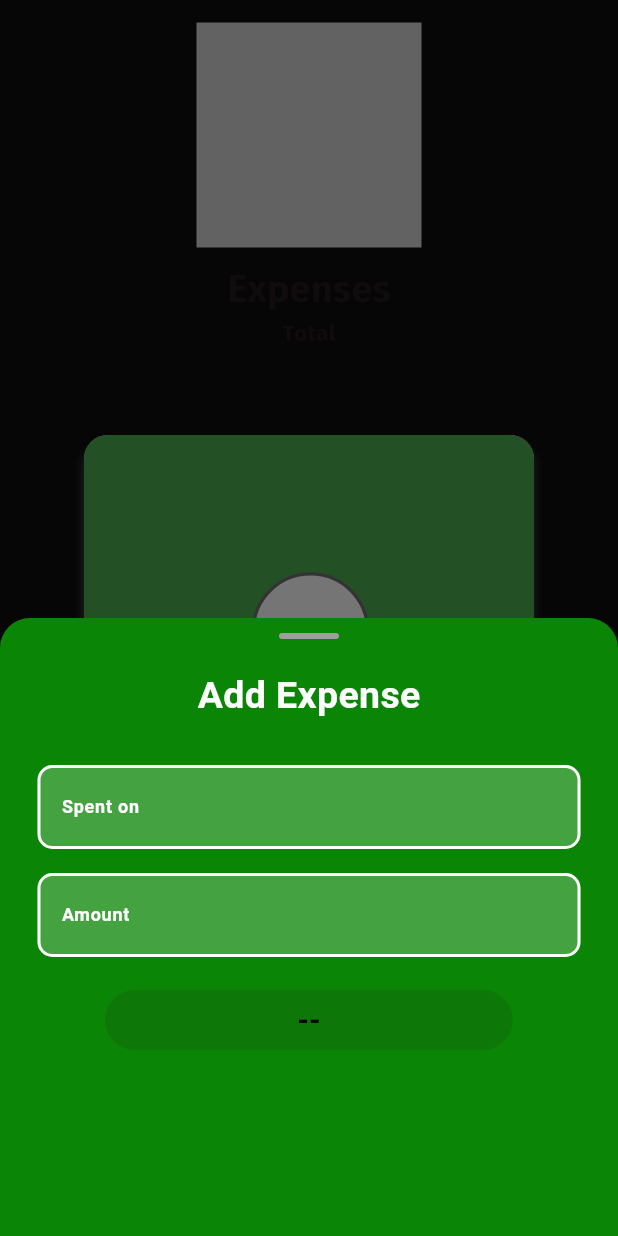
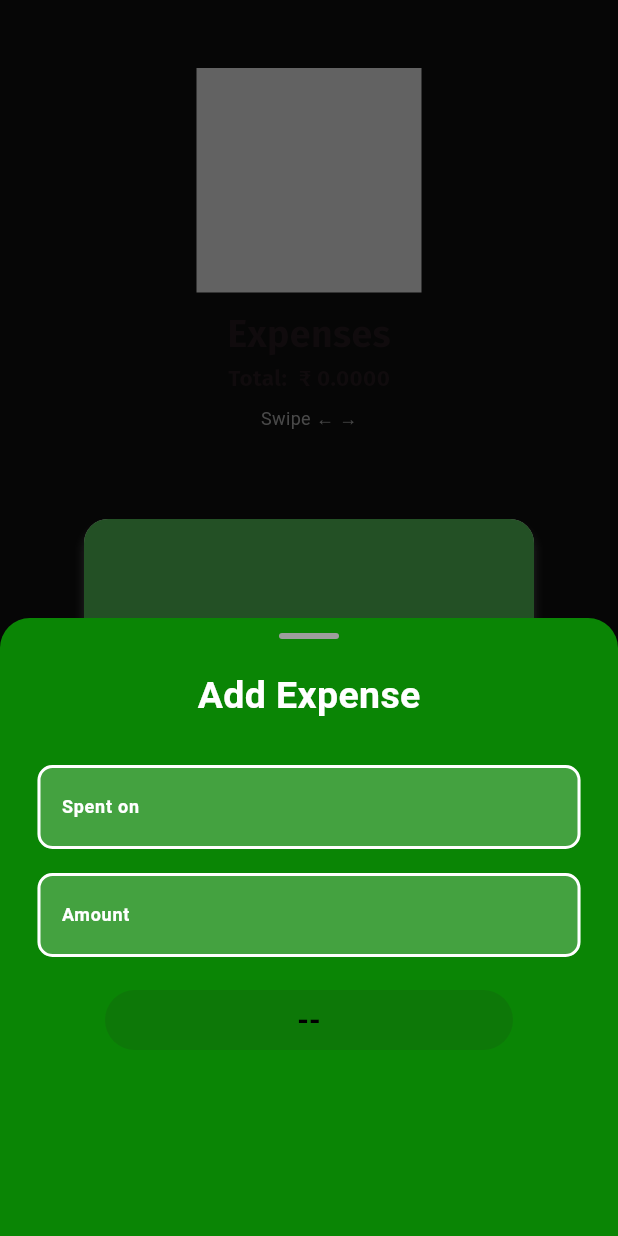
Before and after one commit to ItxPriyanshu/AllProjects, a Flutter app: the ExpensesScreen screen opened directly, after a tap on the "add" icon, on a phone screen of 412 x 824 dp. Run offline on Flutter 3.47's test engine with Material 3 defaults, Android fonts, the phone set to English and light mode, and no system bars; our stand-ins replace awesome_snackbar_content, carousel_slider, fl_chart, flutter_dotenv, flutter_riverpod, flutter_screenutil and 11 more; accounts and stored records are empty; project files that could hold a hidden picture were left out.

Commit message:
expenses graph done

```diff
--- a/dropnote/lib/data/expense_data.dart
+++ b/dropnote/lib/data/expense_data.dart
@@ -70,7 +70,7 @@ Map<String,double> calculateDailyExpenseSummary(){
   23052025:345.5
   like this
    */
-  for(var expense in overallExpenseList){
+  for(var expense in state){
     String date = convertDateTimeToString(expense.dateTime);
     double amount = double.parse(expense.amount);
 //check for same day if exist add the amount to existing amount
@@ -79,8 +79,8 @@ Map<String,double> calculateDailyExpenseSummary(){
       currentAmount+= amount;
       dailyExpenseSummary[date] = currentAmount;
     }else{
-      // dailyExpenseSummary.addAll({date: amount});
-      dailyExpenseSummary[date] = amount;
+      dailyExpenseSummary.addAll({date: amount});
+      // dailyExpenseSummary[date] = amount;
 
       //the above two line do the same thing add amount while creating a new date
       //for multiple creation or insertion use addAll(MAP inbuilt Function) method and if only 1
--- a/dropnote/lib/features/Expenses/expenses_screen.dart
+++ b/dropnote/lib/features/Expenses/expenses_screen.dart
@@ -1,9 +1,9 @@
 import 'package:dropnote/features/Expenses/components/customtextfield.dart';
+import 'package:dropnote/features/Expenses/components/expenses_bar.dart';
 import 'package:dropnote/models/expense_item.dart';
 import 'package:dropnote/providers/providers.dart';
 import 'package:flutter/material.dart';
 import 'package:flutter_riverpod/flutter_riverpod.dart';
-import 'package:flutter_screenutil/flutter_screenutil.dart';
 import 'package:google_fonts/google_fonts.dart';
 import 'package:intl/intl.dart';
 import 'package:lottie/lottie.dart';
@@ -51,6 +51,7 @@ class _ExpensesScreenState extends ConsumerState<ExpensesScreen>
   @override
   Widget build(BuildContext context) {
     final expenses = ref.watch(expenseProvider);
+    final todayTotal = ref.watch(todayTotalExpenseProvider);
 
     return SafeArea(
       child: Scaffold(
@@ -78,6 +79,13 @@ class _ExpensesScreenState extends ConsumerState<ExpensesScreen>
                 child: Column(
                   // crossAxisAlignment: CrossAxisAlignment.center,
                   children: [
+                    SizedBox(height: 30,),
+                    SizedBox(
+                      height: 220,
+                      child: PageView(
+                        physics: BouncingScrollPhysics(),
+                        children:[ Column(
+                          children: [
                             SizedBox(
                               height: 150,
                               width: 150,
@@ -97,33 +105,58 @@ class _ExpensesScreenState extends ConsumerState<ExpensesScreen>
                             ),
                             Center(
                               child: Text(
-                        'Total',
+                                'Total:  ₹ ${todayTotal.toStringAsFixed(4)}',
                                 style: GoogleFonts.firaSans(
                                   fontSize: 15,
                                   fontWeight: FontWeight.w700,
                                 ),
                               ),
                             ),
-                    SizedBox(height: 50,),
+
+                          ],
+                        ),
+                        //bargraph
+                        ExpensesBar(),
+                        ],
+                      ),
+                    ),
+                    SizedBox(height: 5,),
+                    Text('Swipe ← →',style: GoogleFonts.firaSansCondensed(fontSize: 12,color: Colors.grey),),
+                    SizedBox(height: 50),
+
                     //list of expenses
-
-                    (expenses.length>0)?
-                    ListView.builder(
+                    (expenses.length > 0)
+                        ? ListView.builder(
                             shrinkWrap: true,
                             physics: NeverScrollableScrollPhysics(),
                             itemCount: expenses.length,
                             itemBuilder: (context, index) {
                               final expense = expenses[index];
                               return ListTile(
-                          title: Text(expense.name,style: GoogleFonts.firaSans(fontWeight: FontWeight.bold),),
+                                title: Text(
+                                  expense.name,
+                                  style: GoogleFonts.firaSans(
+                                    fontWeight: FontWeight.bold,
+                                  ),
+                                ),
 
-                          subtitle: Text(DateFormat('dd mm yyyy,   HH:mm').format(expense.dateTime)),
-                          trailing: Text("₹${expense.amount}",style: GoogleFonts.firaSans(fontWeight: FontWeight.bold,fontSize: 17),),
+                                subtitle: Text(
+                                  DateFormat(
+                                    'dd mm yyyy,   HH:mm',
+                                  ).format(expense.dateTime),
+                                ),
+                                trailing: Text(
+                                  "₹${expense.amount}",
+                                  style: GoogleFonts.firaSans(
+                                    fontWeight: FontWeight.bold,
+                                    fontSize: 17,
+                                  ),
+                                ),
                               );
                             },
                           )
                         //if list is empty ->>> container
-                    :Padding(
+                        : Padding(
                             padding: const EdgeInsets.all(8.0),
                             child: Material(
                               borderRadius: BorderRadius.circular(16),
@@ -136,10 +169,20 @@ class _ExpensesScreenState extends ConsumerState<ExpensesScreen>
                                   borderRadius: BorderRadius.circular(16),
                                   color: Colors.green,
                                 ),
-                          child: Column(children: [
-                            Lottie.asset('assets/lotties/emptyGhost.json'),
-                            Text("No Expenses",style: GoogleFonts.luckiestGuy(fontSize: 30,color: Colors.white),),
-                          ],),
+                                child: Column(
+                                  children: [
+                                    Lottie.asset(
+                                      'assets/lotties/emptyGhost.json',
+                                    ),
+                                    Text(
+                                      "No Expenses",
+                                      style: GoogleFonts.luckiestGuy(
+                                        fontSize: 30,
+                                        color: Colors.white,
+                                      ),
+                                    ),
+                                  ],
+                                ),
                               ),
                             ),
                           ),
@@ -238,25 +281,42 @@ class _ExpensesScreenState extends ConsumerState<ExpensesScreen>
                               style: ElevatedButton.styleFrom(
                                 backgroundColor: Colors.white,
                               ),
-                              onPressed: (spentoncontroller.text.length>0 && amountcontroller.text.length>0)? () {
+                              onPressed:
+                                  (spentoncontroller.text.length > 0 &&
+                                      amountcontroller.text.length > 0)
+                                  ? () {
                                       final newExpense = ExpenseItem(
                                         name: spentoncontroller.text,
                                         amount: amountcontroller.text,
                                         dateTime: DateTime.now(),
                                       );
 
-                                ref.read(expenseProvider.notifier).addNewExpense(newExpense);
+                                      ref
+                                          .read(expenseProvider.notifier)
+                                          .addNewExpense(newExpense);
                                       spentoncontroller.clear();
                                       amountcontroller.clear();
                                       Navigator.pop(context);
-                              }:null,
-                              child: (spentoncontroller.text.length>0 && amountcontroller.text.length>0)?Text(
+                                    }
+                                  : null,
+                              child:
+                                  (spentoncontroller.text.length > 0 &&
+                                      amountcontroller.text.length > 0)
+                                  ? Text(
                                       "ADD",
                                       style: GoogleFonts.firaSansCondensed(
                                         color: Colors.black,
                                         fontWeight: FontWeight.bold,
                                       ),
-                              ):Text('--',style: TextStyle(color: Colors.black,fontWeight: FontWeight.bold,fontSize: 20),),
+                                    )
+                                  : Text(
+                                      '--',
+                                      style: TextStyle(
+                                        color: Colors.black,
+                                        fontWeight: FontWeight.bold,
+                                        fontSize: 20,
+                                      ),
+                                    ),
                             ),
                           ),
                         ],
--- a/dropnote/pubspec.yaml
+++ b/dropnote/pubspec.yaml
@@ -48,6 +48,7 @@ dependencies:
   awesome_snackbar_content: ^0.1.8
   flutter_dotenv: ^6.0.0
   flutter_riverpod: ^3.2.0
+  fl_chart: ^1.1.1
 
 
 
```
Also changed, not shown: dropnote/lib/features/Expenses/components/expenses_bar.dart (added, +58 -0 lines), dropnote/lib/features/homescreen/home_screen.dart (+7 -5 lines), dropnote/lib/providers/providers.dart (+30 -0 lines), dropnote/pubspec.lock. Lines whose indentation alone changed are shown as unchanged.
